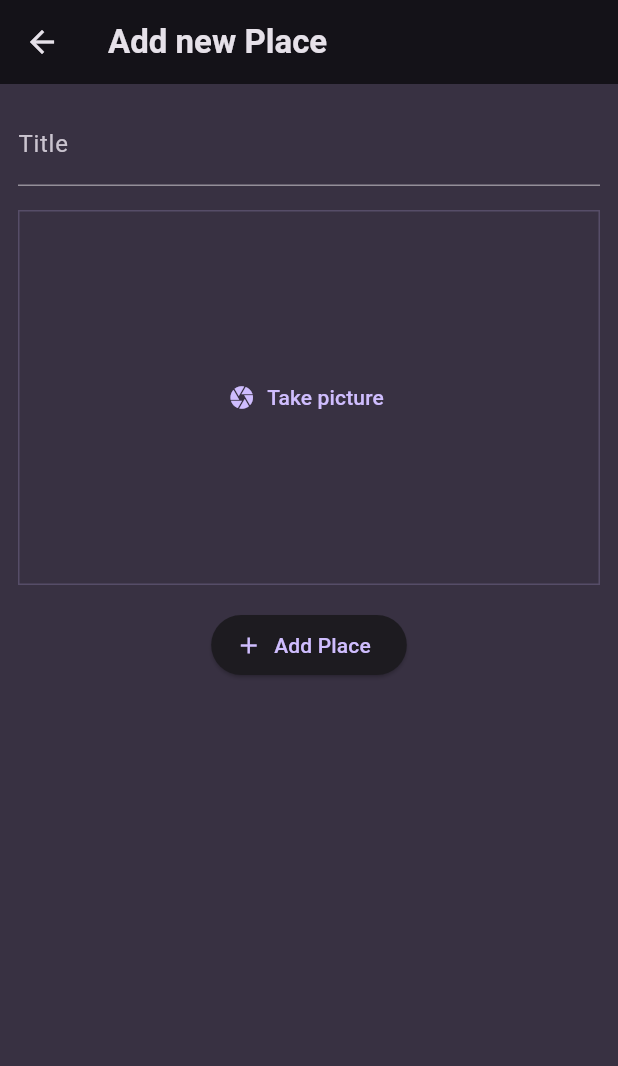
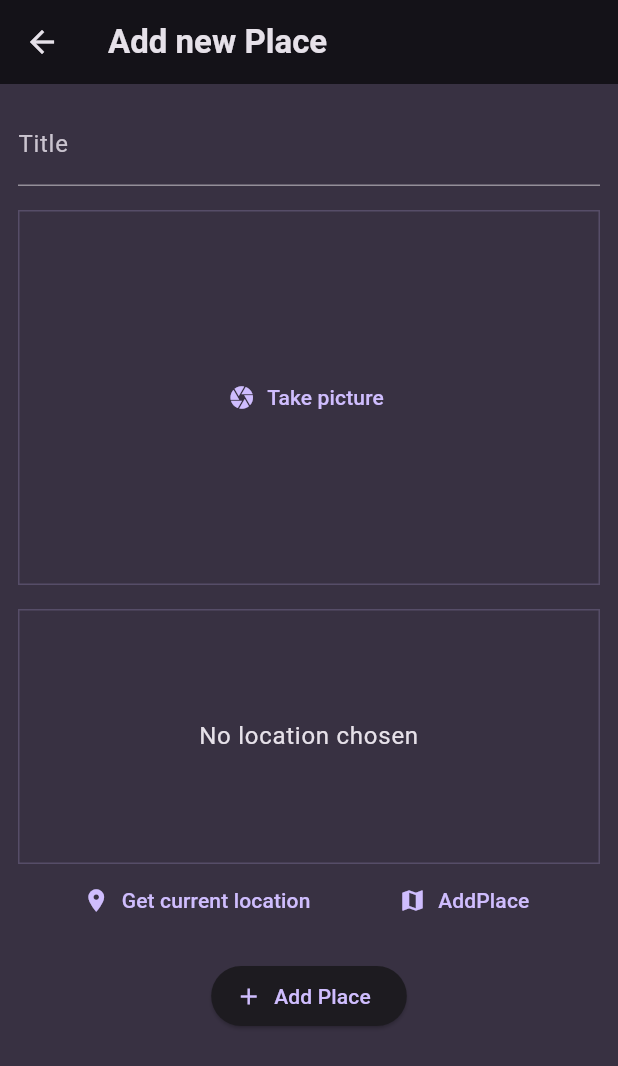
Before and after one commit to SantiagoSpina25/favorite_places_app, a Flutter app: the AddPlaceScreen screen opened directly, on a phone screen of 412 x 824 dp. Shown: the top 1066 px of the screen. Run offline on Flutter 3.47's test engine with Material 3 defaults, Android fonts, the phone set to English and light mode, and no system bars; our stand-ins replace flutter_riverpod, google_fonts, google_maps_flutter, image_picker, location, sqflite; accounts and stored records are empty.

Commit message:
Api de google maps implementada

```diff
--- a/lib/model/place.dart
+++ b/lib/model/place.dart
@@ -5,9 +5,19 @@ import 'package:uuid/uuid.dart';
 const uuid = Uuid();
 
 class Place {
-  Place({required this.title, required this.image}) : id = uuid.v4();
+  Place({required this.title, required this.image, required this.location, String? id}) : id = id ?? uuid.v4();
 
   final String id;
   final String title;
   final File image;
+  final PlaceLocation location;
 }
+
+class PlaceLocation {
+  const PlaceLocation({required this.latitude, required this.longitude, required this.address});
+
+  final double latitude;
+  final double longitude;
+  final String address;
+
+}
--- a/lib/screens/add_place_screen.dart
+++ b/lib/screens/add_place_screen.dart
@@ -3,6 +3,7 @@ import 'dart:io';
 import 'package:favorite_places_app/model/place.dart';
 import 'package:favorite_places_app/providers/user_places.dart';
 import 'package:favorite_places_app/widgets/image_input.dart';
+import 'package:favorite_places_app/widgets/location_input.dart';
 import 'package:flutter/material.dart';
 import 'package:flutter_riverpod/flutter_riverpod.dart';
 
@@ -16,14 +17,17 @@ class AddPlaceScreen extends ConsumerStatefulWidget {
 class _AddPlaceScreenState extends ConsumerState<AddPlaceScreen> {
   final _titleController = TextEditingController();
   File? _selectedImage;
+  PlaceLocation? _selectedLocation;
 
   void _savePlace() {
     final enteredText = _titleController.text;
-    if (enteredText.isEmpty || _selectedImage == null) {
+    if (enteredText.isEmpty || _selectedImage == null || _selectedLocation == null) {
       return;
     }
 
-    ref.read(userPlacesProvider.notifier).addPlace(Place(title: enteredText, image: _selectedImage!));
+    ref
+        .read(userPlacesProvider.notifier)
+        .addPlace(Place(title: enteredText, image: _selectedImage!, location: _selectedLocation!));
 
     Navigator.of(context).pop();
   }
@@ -48,7 +52,11 @@ class _AddPlaceScreenState extends ConsumerState<AddPlaceScreen> {
               style: TextStyle(color: Theme.of(context).colorScheme.onSurface),
             ),
             const SizedBox(height: 16),
-            ImageInput(onSelectImage: (image) => _selectedImage = image,),
+            ImageInput(onSelectImage: (image) => _selectedImage = image),
+            const SizedBox(height: 16),
+            LocationInput(onSelectLocation: (location){
+              _selectedLocation = location;
+            },),
             const SizedBox(height: 16),
             ElevatedButton.icon(
               icon: Icon(Icons.add),
--- /dev/null
+++ b/lib/widgets/location_input.dart
@@ -0,0 +1,157 @@
+import 'dart:convert';
+
+import 'package:favorite_places_app/model/place.dart';
+import 'package:favorite_places_app/screens/map_screen.dart';
+import 'package:flutter/material.dart';
+import 'package:google_maps_flutter/google_maps_flutter.dart';
+import 'package:location/location.dart';
+
+import 'package:http/http.dart' as http;
+
+class LocationInput extends StatefulWidget {
+  const LocationInput({super.key, required this.onSelectLocation});
+
+  final void Function(PlaceLocation location) onSelectLocation;
+
+  @override
+  State<LocationInput> createState() => _LocationInputState();
+}
+
+class _LocationInputState extends State<LocationInput> {
+  PlaceLocation? _pickedLocation;
+  bool _isGettingLocation = false;
+
+  String get locationImage {
+    if (_pickedLocation == null) {
+      return "";
+    }
+    final lat = _pickedLocation!.latitude;
+    final lng = _pickedLocation!.longitude;
+    return 'https://maps.googleapis.com/maps/api/staticmap?center=$lat,$lng&zoom=13&size=600x300&maptype=roadmap&markers=color:blue%7Clabel:S%7C$lat,$lng&key=AIzaSyDkhH12t7SgprBUXHUhUxSbkkvYny8T4Qs';
+  }
+
+  void _getCurrentLocation() async {
+    Location location = Location();
+
+    bool serviceEnabled;
+    PermissionStatus permissionGranted;
+    LocationData locationData;
+
+    serviceEnabled = await location.serviceEnabled();
+    if (!serviceEnabled) {
+      serviceEnabled = await location.requestService();
+      if (!serviceEnabled) {
+        return;
+      }
+    }
+
+    permissionGranted = await location.hasPermission();
+    if (permissionGranted == PermissionStatus.denied) {
+      permissionGranted = await location.requestPermission();
+      if (permissionGranted != PermissionStatus.granted) {
+        return;
+      }
+    }
+
+    setState(() {
+      _isGettingLocation = true;
+    });
+
+    locationData = await location.getLocation();
+    final lat = locationData.latitude;
+    final lng = locationData.altitude;
+
+    if (lat == null || lng == null) {
+      return;
+    }
+
+    _savePlace(lat, lng);
+  }
+
+  void _savePlace(double lat, double lng) async {
+    final url = Uri.parse(
+      "https://maps.googleapis.com/maps/api/geocode/json?latlng=$lat,$lng&key=AIzaSyDkhH12t7SgprBUXHUhUxSbkkvYny8T4Qs",
+    );
+    final response = await http.get(url);
+    final resData = json.decode(response.body);
+    final address = resData["results"][0]["formatted_address"];
+
+    setState(() {
+      _pickedLocation = PlaceLocation(
+        latitude: lat,
+        longitude: lng,
+        address: address,
+      );
+      _isGettingLocation = false;
+    });
+
+    widget.onSelectLocation(_pickedLocation!);
+  }
+
+  void _selectOnMap() async {
+    final pickedLocation = await Navigator.of(
+      context,
+    ).push<LatLng>(MaterialPageRoute(builder: (context) => const MapScreen()));
+    if (pickedLocation == null) {
+      return;
+    }
+
+    _savePlace(pickedLocation.latitude, pickedLocation.longitude);
+  }
+
+  @override
+  Widget build(BuildContext context) {
+    Widget previewContent = Text(
+      "No location chosen",
+      textAlign: TextAlign.center,
+      style: Theme.of(context).textTheme.bodyLarge!.copyWith(
+        color: Theme.of(context).colorScheme.onSurface,
+      ),
+    );
+
+    if (_pickedLocation != null) {
+      previewContent = Image.network(
+        locationImage,
+        fit: BoxFit.cover,
+        width: double.infinity,
+        height: double.infinity,
+      );
+    }
+
+    if (_isGettingLocation) {
+      previewContent = const CircularProgressIndicator();
+    }
+
+    return Column(
+      children: [
+        Container(
+          height: 170,
+          width: double.infinity,
+          alignment: Alignment.center,
+          decoration: BoxDecoration(
+            border: Border.all(
+              width: 1,
+              color: Theme.of(context).colorScheme.primary.withOpacity(0.2),
+            ),
+          ),
+          child: previewContent,
+        ),
+        Row(
+          mainAxisAlignment: MainAxisAlignment.spaceEvenly,
+          children: [
+            TextButton.icon(
+              icon: const Icon(Icons.location_on),
+              onPressed: _getCurrentLocation,
+              label: Text("Get current location"),
+            ),
+            TextButton.icon(
+              icon: Icon(Icons.map),
+              onPressed: _selectOnMap,
+              label: Text("AddPlace"),
+            ),
+          ],
+        ),
+      ],
+    );
+  }
+}
--- a/pubspec.yaml
+++ b/pubspec.yaml
@@ -11,7 +11,13 @@ dependencies:
     sdk: flutter
   flutter_riverpod: ^2.6.1
   google_fonts: ^6.2.1
+  google_maps_flutter: ^2.12.1
+  http: ^1.3.0
   image_picker: ^1.1.2
+  location: ^8.0.0
+  path: ^1.9.1
+  path_provider: ^2.1.5
+  sqflite: ^2.4.2
   uuid: ^4.5.1
 
 dev_dependencies:
```
Also changed, not shown: lib/providers/user_places.dart (+63 -3 lines), lib/screens/home_screen.dart (+24 -3 lines), lib/screens/map_screen.dart (added, +67 -0 lines), lib/screens/places_detail_screen.dart (+56 -5 lines), lib/widgets/place_item.dart (+13 -16 lines), pubspec.lock, 6 other files.
